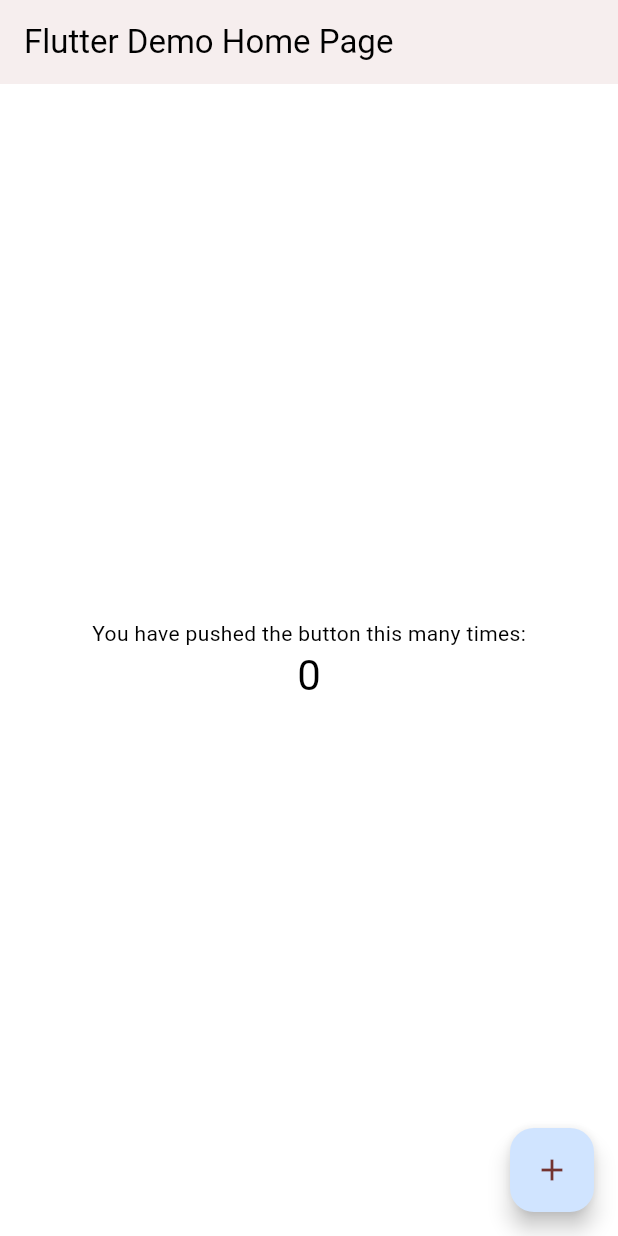
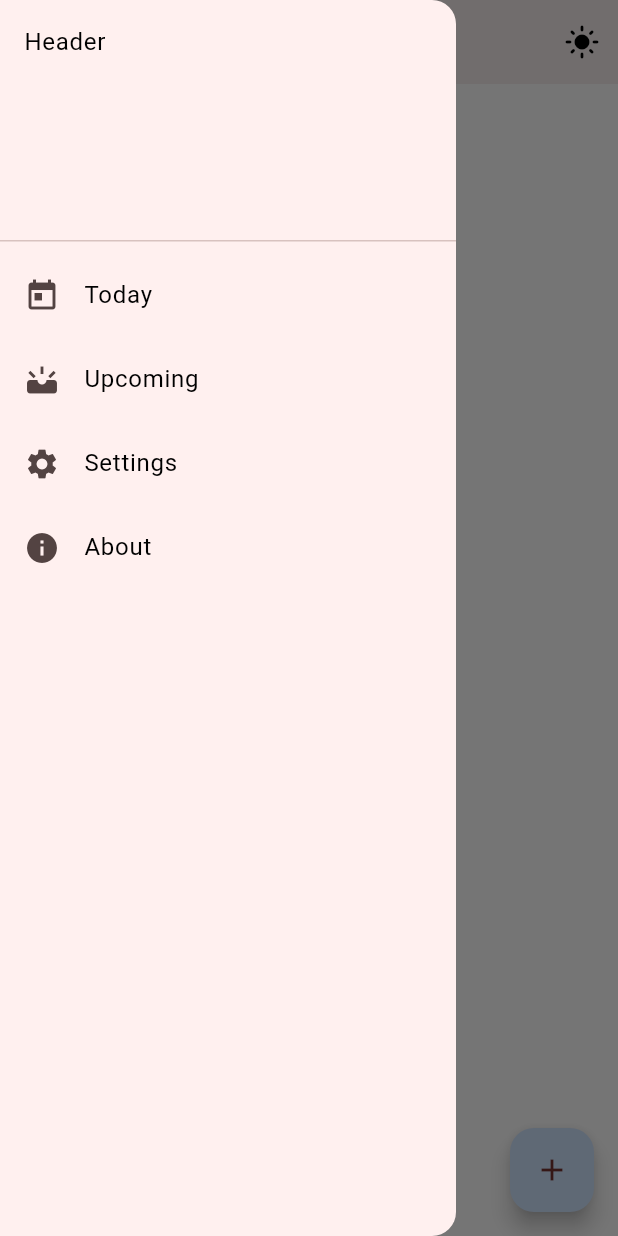
Before and after one commit to Alvarenga1/to-do-list, a Flutter app: the screen it shows after launch, with the side drawer open (before the commit the screen has no drawer), on a phone screen of 412 x 824 dp. Run offline on Flutter 3.47's test engine with Material 2 defaults, Android fonts, the phone set to English and light mode, and no system bars; our stand-ins replace flex_color_scheme, flutter_riverpod; Roboto replaces fonts that are missing (Proxima Nova).

```diff
--- a/lib/main.dart
+++ b/lib/main.dart
@@ -1,105 +1,22 @@
 import 'package:flutter/material.dart';
 import 'package:to_do_list/theme.dart';
+import 'package:flutter_riverpod/flutter_riverpod.dart';
+
+import 'screens/home_screen.dart';
 
 void main() {
-  runApp(const MyApp());
+  runApp(const ProviderScope(child: MyApp()));
 }
 
 class MyApp extends StatelessWidget {
   const MyApp({Key? key}) : super(key: key);
-
-  // This widget is the root of your application.
   @override
   Widget build(BuildContext context) {
     return MaterialApp(
-      title: 'Flutter Demo',
+      title: 'To-Do List',
+      debugShowCheckedModeBanner: false,
       theme: lightTheme,
-      home: const MyHomePage(title: 'Flutter Demo Home Page'),
+      home: const HomeScreen(),
     );
   }
 }
-
-class MyHomePage extends StatefulWidget {
-  const MyHomePage({Key? key, required this.title}) : super(key: key);
-
-  // This widget is the home page of your application. It is stateful, meaning
-  // that it has a State object (defined below) that contains fields that affect
-  // how it looks.
-
-  // This class is the configuration for the state. It holds the values (in this
-  // case the title) provided by the parent (in this case the App widget) and
-  // used by the build method of the State. Fields in a Widget subclass are
-  // always marked "final".
-
-  final String title;
-
-  @override
-  State<MyHomePage> createState() => _MyHomePageState();
-}
-
-class _MyHomePageState extends State<MyHomePage> {
-  int _counter = 0;
-
-  void _incrementCounter() {
-    setState(() {
-      // This call to setState tells the Flutter framework that something has
-      // changed in this State, which causes it to rerun the build method below
-      // so that the display can reflect the updated values. If we changed
-      // _counter without calling setState(), then the build method would not be
-      // called again, and so nothing would appear to happen.
-      _counter++;
-    });
-  }
-
-  @override
-  Widget build(BuildContext context) {
-    // This method is rerun every time setState is called, for instance as done
-    // by the _incrementCounter method above.
-    //
-    // The Flutter framework has been optimized to make rerunning build methods
-    // fast, so that you can just rebuild anything that needs updating rather
-    // than having to individually change instances of widgets.
-    return Scaffold(
-      appBar: AppBar(
-        // Here we take the value from the MyHomePage object that was created by
-        // the App.build method, and use it to set our appbar title.
-        title: Text(widget.title),
-      ),
-      body: Center(
-        // Center is a layout widget. It takes a single child and positions it
-        // in the middle of the parent.
-        child: Column(
-          // Column is also a layout widget. It takes a list of children and
-          // arranges them vertically. By default, it sizes itself to fit its
-          // children horizontally, and tries to be as tall as its parent.
-          //
-          // Invoke "debug painting" (press "p" in the console, choose the
-          // "Toggle Debug Paint" action from the Flutter Inspector in Android
-          // Studio, or the "Toggle Debug Paint" command in Visual Studio Code)
-          // to see the wireframe for each widget.
-          //
-          // Column has various properties to control how it sizes itself and
-          // how it positions its children. Here we use mainAxisAlignment to
-          // center the children vertically; the main axis here is the vertical
-          // axis because Columns are vertical (the cross axis would be
-          // horizontal).
-          mainAxisAlignment: MainAxisAlignment.center,
-          children: <Widget>[
-            const Text(
-              'You have pushed the button this many times:',
-            ),
-            Text(
-              '$_counter',
-              style: Theme.of(context).textTheme.headline4,
-            ),
-          ],
-        ),
-      ),
-      floatingActionButton: FloatingActionButton(
-        onPressed: _incrementCounter,
-        tooltip: 'Increment',
-        child: const Icon(Icons.add),
-      ), // This trailing comma makes auto-formatting nicer for build methods.
-    );
-  }
-}
--- /dev/null
+++ b/lib/models/task.dart
@@ -0,0 +1,7 @@
+class Task {
+  String title;
+  String? description;
+  DateTime? date;
+  bool isDone;
+  Task({required this.title, this.description, this.date, this.isDone = false});
+}
--- /dev/null
+++ b/lib/reusable_widgets/app_bar.dart
@@ -0,0 +1,33 @@
+import 'package:flutter/material.dart';
+
+class AppBarWrapper extends StatefulWidget implements PreferredSizeWidget {
+  final String title;
+  const AppBarWrapper({
+    Key? key,
+    required this.title,
+  })  : preferredSize = const Size.fromHeight(kToolbarHeight),
+        super(key: key);
+  @override
+  final Size preferredSize; // default is 56.0
+  @override
+  AppBarWrapperState createState() => AppBarWrapperState();
+}
+
+class AppBarWrapperState extends State<AppBarWrapper> {
+  @override
+  Widget build(BuildContext context) {
+    return AppBar(
+        titleSpacing: 0,
+        title: Row(mainAxisAlignment: MainAxisAlignment.start, children: [
+          Expanded(
+            child: Text(
+              widget.title,
+              style: const TextStyle(fontFamily: 'Proxima Nova'),
+              textAlign: TextAlign.left,
+              overflow: TextOverflow.ellipsis,
+            ),
+          ),
+          IconButton(icon: const Icon(Icons.light_mode), onPressed: () {}),
+        ]));
+  }
+}
--- /dev/null
+++ b/lib/reusable_widgets/drawer.dart
@@ -0,0 +1,35 @@
+import 'package:flutter/material.dart';
+
+class DrawerWrapper extends StatelessWidget {
+  const DrawerWrapper({Key? key}) : super(key: key);
+
+  @override
+  Widget build(BuildContext context) {
+    return Drawer(
+      child: ListView(
+        padding: EdgeInsets.zero,
+        children: <Widget>[
+          const DrawerHeader(child: Text("Header")),
+          ListTile(
+            title: const Text("Today"),
+            leading: const Icon(Icons.today),
+            onTap: () {},
+          ),
+          ListTile(
+            title: const Text("Upcoming"),
+            leading: const Icon(Icons.upcoming),
+            onTap: () {},
+          ),
+          ListTile(
+              title: const Text("Settings"),
+              leading: const Icon(Icons.settings),
+              onTap: () {}),
+          ListTile(
+              title: const Text("About"),
+              leading: const Icon(Icons.info),
+              onTap: () {}),
+        ],
+      ),
+    );
+  }
+}
--- /dev/null
+++ b/lib/screens/home_screen.dart
@@ -0,0 +1,74 @@
+import 'package:flutter/material.dart';
+import 'package:to_do_list/reusable_widgets/app_bar.dart';
+import 'package:to_do_list/reusable_widgets/drawer.dart';
+import 'package:to_do_list/screens/task_screen.dart';
+
+import '../models/task.dart';
+
+class HomeScreen extends StatefulWidget {
+  const HomeScreen({
+    Key? key,
+  }) : super(key: key);
+  @override
+  State<HomeScreen> createState() => _HomeScreenState();
+}
+
+class _HomeScreenState extends State<HomeScreen> {
+  List<Task> taskList = [];
+
+  @override
+  Widget build(BuildContext context) {
+    return Scaffold(
+      drawer: const DrawerWrapper(),
+      appBar: const AppBarWrapper(
+        title: "To-Do List",
+      ),
+      body: ListView.builder(
+          itemCount: taskList.length,
+          itemBuilder: ((context, index) {
+            var task = taskList[index];
+            return Dismissible(
+              key: Key(task.hashCode.toString()),
+              direction: DismissDirection.endToStart,
+              background: Container(
+                color: Colors.redAccent,
+                alignment: AlignmentDirectional.centerEnd,
+                child: const Padding(
+                  padding: EdgeInsets.only(right: 16.0),
+                  child: Icon(
+                    Icons.delete,
+                    color: Colors.white,
+                  ),
+                ),
+              ),
+              onDismissed: (direction) {
+                taskList.removeAt(index);
+              },
+              child: CheckboxListTile(
+                title: Text(task.title),
+                subtitle:
+                    task.description != null ? Text(task.description!) : null,
+                value: task.isDone,
+                controlAffinity: ListTileControlAffinity.leading,
+                tristate: false,
+                onChanged: (value) {
+                  task.isDone = value!;
+                },
+              ),
+            );
+          })),
+      floatingActionButton: FloatingActionButton(
+        onPressed: () async {
+          Task? result = await Navigator.push(
+              context, MaterialPageRoute(builder: (_) => const TaskScreen()));
+          if (result != null) {
+            taskList.add(result);
+            setState(() {});
+          }
+        },
+        tooltip: 'New task',
+        child: const Icon(Icons.add),
+      ),
+    );
+  }
+}
```
Also changed, not shown: lib/screens/task_screen.dart (added, +92 -0 lines), pubspec.yaml (+3 -11 lines), pubspec.lock.
